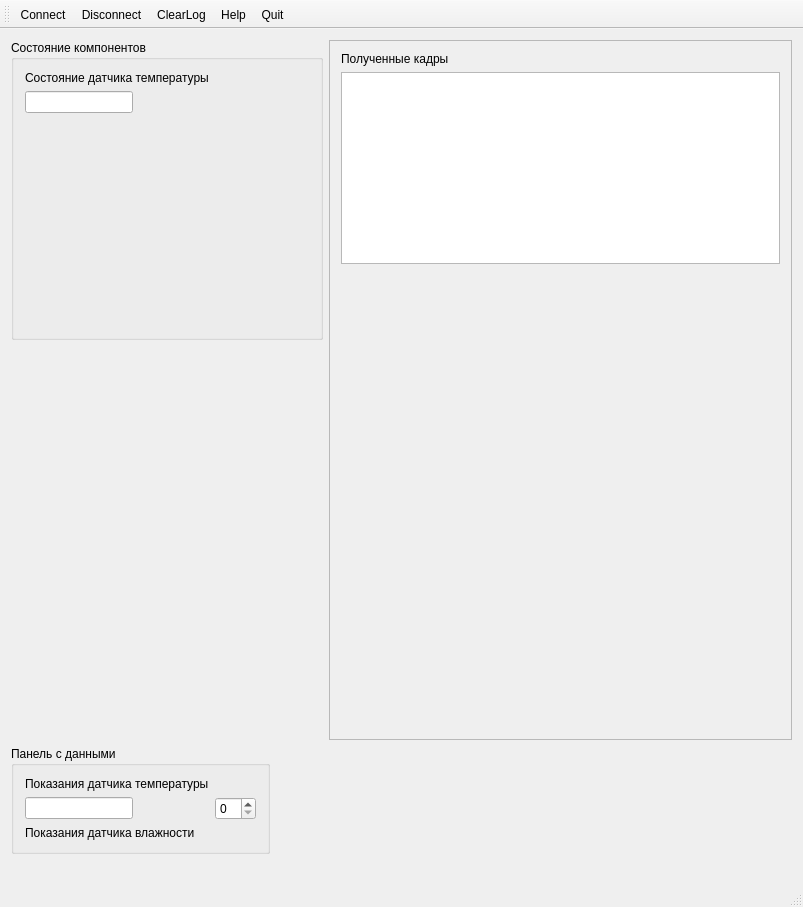
Old version of the form mainwindow.ui in the repository PowerOleg/Qt_can.
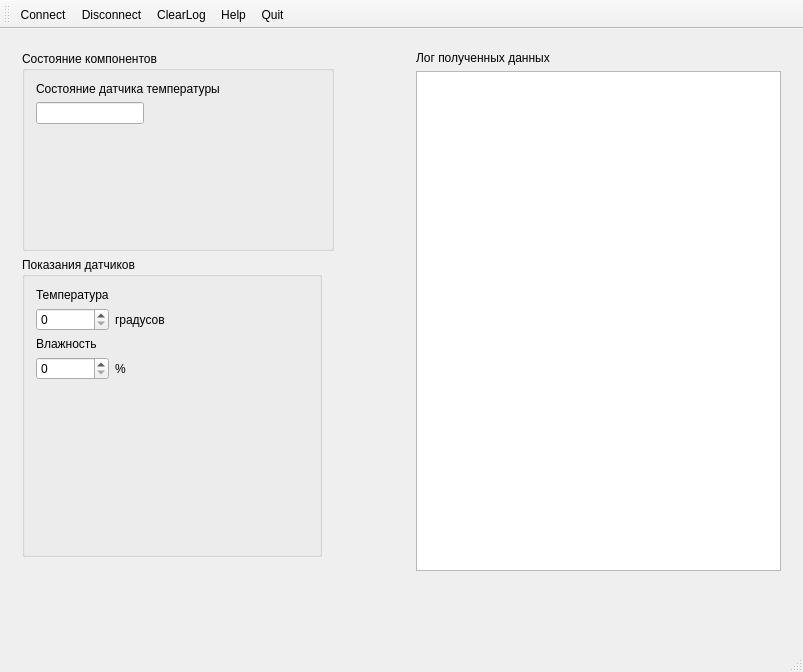
New version of the form. Icons and pictures are not drawn.

Commit message: add sensors in mainwindow

What changed in the file:
```diff
--- a/mainwindow.ui
+++ b/mainwindow.ui
@@ -7,18 +7,40 @@
     <x>0</x>
     <y>0</y>
     <width>803</width>
-    <height>629</height>
+    <height>672</height>
    </rect>
   </property>
   <property name="windowTitle">
    <string>MainWindow</string>
   </property>
   <widget class="QWidget" name="centralWidget">
+   <layout class="QGridLayout" name="gridLayout">
+    <item row="4" column="0">
+     <widget class="QLabel" name="m_status">
+      <property name="text">
+       <string/>
+      </property>
+     </widget>
+    </item>
+    <item row="0" column="0">
+     <widget class="QFrame" name="statusFrame">
+      <property name="minimumSize">
+       <size>
+        <width>0</width>
+        <height>400</height>
+       </size>
+      </property>
+      <property name="frameShape">
+       <enum>QFrame::NoFrame</enum>
+      </property>
+      <property name="frameShadow">
+       <enum>QFrame::Raised</enum>
+      </property>
    <layout class="QFormLayout" name="formLayout_3">
     <item row="0" column="0">
      <widget class="QGroupBox" name="componentsStatusBox">
       <property name="sizePolicy">
-       <sizepolicy hsizetype="Fixed" vsizetype="Fixed">
+          <sizepolicy hsizetype="Fixed" vsizetype="Preferred">
         <horstretch>0</horstretch>
         <verstretch>0</verstretch>
        </sizepolicy>
@@ -26,13 +48,16 @@
       <property name="minimumSize">
        <size>
         <width>312</width>
-        <height>300</height>
+           <height>200</height>
        </size>
       </property>
       <property name="title">
        <string>Состояние компонентов</string>
       </property>
       <layout class="QFormLayout" name="formLayout_2">
+          <property name="rightMargin">
+           <number>6</number>
+          </property>
        <item row="0" column="0">
         <widget class="QLabel" name="temperatureSensorLabel">
          <property name="text">
@@ -46,64 +71,106 @@
       </layout>
      </widget>
     </item>
-    <item row="1" column="0">
+       <item row="1" column="0" colspan="2">
      <widget class="QGroupBox" name="valuesBox">
       <property name="sizePolicy">
-       <sizepolicy hsizetype="Fixed" vsizetype="Preferred">
+          <sizepolicy hsizetype="Fixed" vsizetype="Fixed">
         <horstretch>0</horstretch>
         <verstretch>0</verstretch>
        </sizepolicy>
       </property>
       <property name="minimumSize">
        <size>
-        <width>200</width>
-        <height>0</height>
+           <width>300</width>
+           <height>300</height>
        </size>
       </property>
       <property name="title">
-       <string>Панель с данными</string>
-      </property>
-      <layout class="QFormLayout" name="formLayout">
-       <item row="1" column="0">
-        <widget class="QLineEdit" name="temperatureEdit"/>
+          <string>Показания датчиков</string>
+         </property>
+         <layout class="QGridLayout" name="gridLayout_2">
+          <item row="5" column="0">
+           <spacer name="verticalSpacer">
+            <property name="orientation">
+             <enum>Qt::Vertical</enum>
+            </property>
+            <property name="sizeHint" stdset="0">
+             <size>
+              <width>20</width>
+              <height>40</height>
+             </size>
+            </property>
+           </spacer>
        </item>
        <item row="0" column="0">
         <widget class="QLabel" name="temperatureLabel">
+            <property name="sizePolicy">
+             <sizepolicy hsizetype="Fixed" vsizetype="Fixed">
+              <horstretch>0</horstretch>
+              <verstretch>0</verstretch>
+             </sizepolicy>
+            </property>
          <property name="text">
-          <string>Показания датчика температуры</string>
+             <string>Температура</string>
          </property>
         </widget>
        </item>
-       <item row="1" column="1">
-        <widget class="QSpinBox" name="temperatureSpinBox"/>
-       </item>
        <item row="2" column="0">
+           <widget class="QSpinBox" name="temperatureSpinBox">
+            <property name="sizePolicy">
+             <sizepolicy hsizetype="Minimum" vsizetype="Fixed">
+              <horstretch>0</horstretch>
+              <verstretch>0</verstretch>
+             </sizepolicy>
+            </property>
+           </widget>
+          </item>
+          <item row="2" column="1">
+           <widget class="QLabel" name="gradusLabel">
+            <property name="text">
+             <string>градусов</string>
+            </property>
+           </widget>
+          </item>
+          <item row="3" column="0">
         <widget class="QLabel" name="humidityLabel">
+            <property name="sizePolicy">
+             <sizepolicy hsizetype="Preferred" vsizetype="Fixed">
+              <horstretch>0</horstretch>
+              <verstretch>0</verstretch>
+             </sizepolicy>
+            </property>
          <property name="text">
-          <string>Показания датчика влажности</string>
+             <string>Влажность</string>
          </property>
         </widget>
        </item>
-      </layout>
-     </widget>
-    </item>
-    <item row="2" column="0">
-     <widget class="QLabel" name="m_status">
+          <item row="4" column="0">
+           <widget class="QSpinBox" name="spinBox"/>
+          </item>
+          <item row="4" column="1">
+           <widget class="QLabel" name="percentLabel">
       <property name="text">
-       <string/>
-      </property>
+             <string>%</string>
+            </property>
+           </widget>
+          </item>
+         </layout>
+        </widget>
+       </item>
+      </layout>
      </widget>
     </item>
     <item row="0" column="1">
-     <widget class="QFrame" name="frame">
+     <widget class="QFrame" name="logFrame">
       <property name="minimumSize">
        <size>
         <width>300</width>
-        <height>700</height>
+        <height>510</height>
        </size>
       </property>
       <property name="frameShape">
-       <enum>QFrame::StyledPanel</enum>
+       <enum>QFrame::NoFrame</enum>
       </property>
       <property name="frameShadow">
        <enum>QFrame::Raised</enum>
@@ -118,7 +185,7 @@
           </sizepolicy>
          </property>
          <property name="text">
-          <string>Полученные кадры</string>
+          <string>Лог полученных данных</string>
          </property>
          <property name="alignment">
           <set>Qt::AlignLeading|Qt::AlignLeft|Qt::AlignTop</set>
@@ -133,6 +200,12 @@
            <verstretch>0</verstretch>
           </sizepolicy>
          </property>
+         <property name="minimumSize">
+          <size>
+           <width>0</width>
+           <height>500</height>
+          </size>
+         </property>
          <property name="layoutDirection">
           <enum>Qt::LeftToRight</enum>
          </property>
```
Lines whose indentation alone changed are shown as unchanged. The commit also changes 2 other files.
